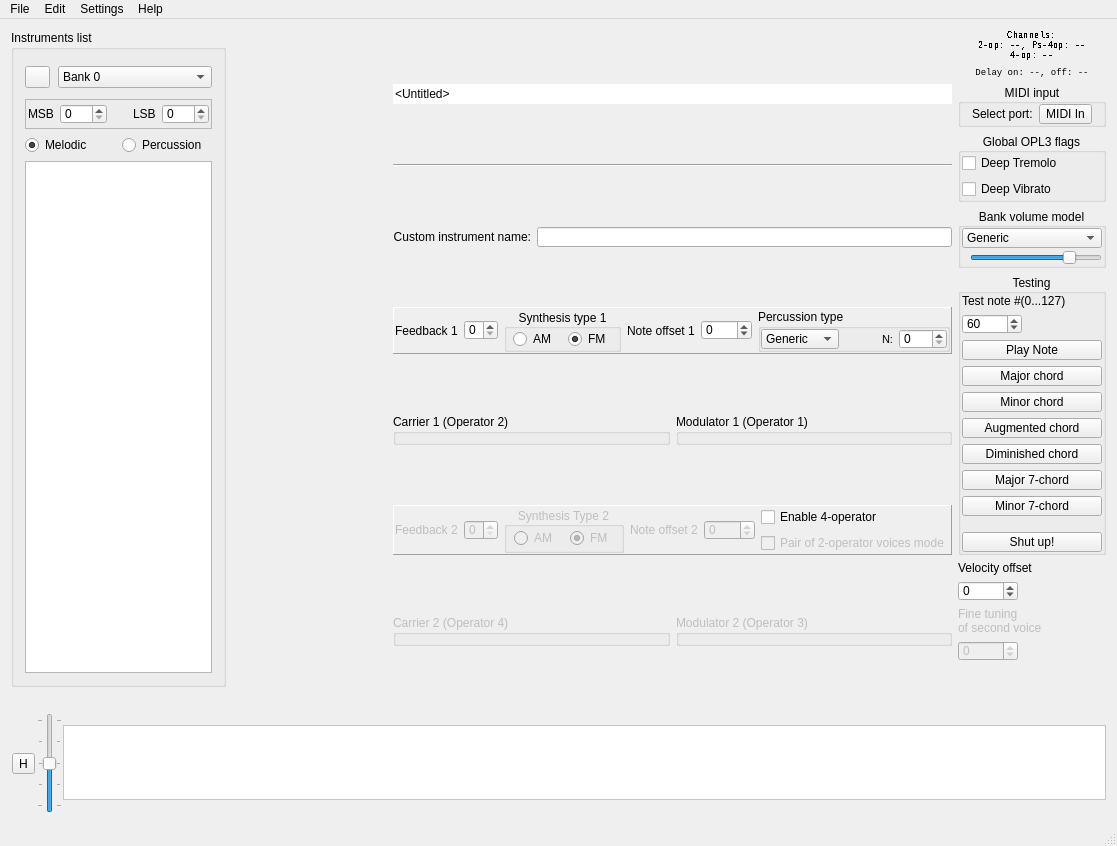
Before: the Qt Designer form src/bank_editor.ui in Wohlstand/OPL3BankEditor, drawn with Qt 5.
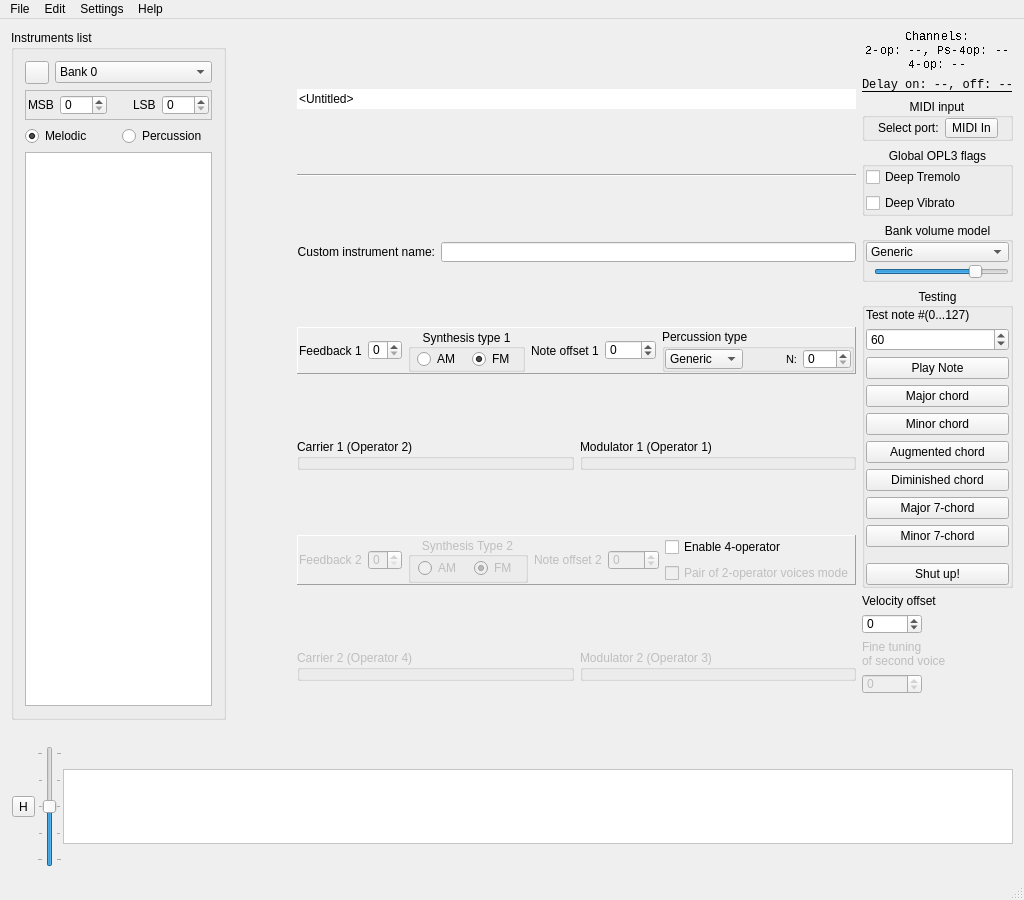
After: the same form once the commit is applied. Icons and pictures are not drawn. Custom widgets are drawn as their Qt base class.

Commit message: Tune out the UI look on macOS

```diff
--- a/src/bank_editor.ui
+++ b/src/bank_editor.ui
@@ -9,8 +9,8 @@
    <rect>
     <x>0</x>
     <y>0</y>
-    <width>1117</width>
-    <height>846</height>
+    <width>1024</width>
+    <height>900</height>
    </rect>
   </property>
   <property name="focusPolicy">
@@ -87,12 +87,6 @@
             <layout class="QVBoxLayout" name="verticalLayout_11">
              <item>
               <widget class="QFrame" name="bankListFrame">
-               <property name="minimumSize">
-                <size>
-                 <width>0</width>
-                 <height>32</height>
-                </size>
-               </property>
                <property name="frameShape">
                 <enum>QFrame::NoFrame</enum>
                </property>
@@ -103,9 +97,6 @@
                 <number>0</number>
                </property>
                <layout class="QHBoxLayout" name="horizontalLayout_3" stretch="0,1000">
-                <property name="spacing">
-                 <number>8</number>
-                </property>
                 <property name="leftMargin">
                  <number>0</number>
                 </property>
@@ -119,13 +110,7 @@
                  <number>0</number>
                 </property>
                 <item>
-                 <widget class="QPushButton" name="bankRename">
-                  <property name="maximumSize">
-                   <size>
-                    <width>25</width>
-                    <height>16777215</height>
-                   </size>
-                  </property>
+                 <widget class="QToolButton" name="bankRename">
                   <property name="toolTip">
                    <string>Rename bank</string>
                   </property>
@@ -352,6 +337,9 @@
                 <string>Carrier 2 (Operator 4)</string>
                </property>
                <layout class="QVBoxLayout" name="verticalLayout_3">
+                <property name="sizeConstraint">
+                 <enum>QLayout::SetMinimumSize</enum>
+                </property>
                 <property name="leftMargin">
                  <number>1</number>
                 </property>
@@ -716,6 +704,9 @@
                 <string>Modulator 1 (Operator 1)</string>
                </property>
                <layout class="QVBoxLayout" name="verticalLayout_2">
+                <property name="sizeConstraint">
+                 <enum>QLayout::SetMinimumSize</enum>
+                </property>
                 <property name="leftMargin">
                  <number>1</number>
                 </property>
@@ -749,6 +740,9 @@
                 <string>Modulator 2 (Operator 3)</string>
                </property>
                <layout class="QVBoxLayout" name="verticalLayout_4">
+                <property name="sizeConstraint">
+                 <enum>QLayout::SetMinimumSize</enum>
+                </property>
                 <property name="leftMargin">
                  <number>1</number>
                 </property>
@@ -779,6 +773,9 @@
                 <string>Carrier 1 (Operator 2)</string>
                </property>
                <layout class="QVBoxLayout" name="verticalLayout">
+                <property name="sizeConstraint">
+                 <enum>QLayout::SetMinimumSize</enum>
+                </property>
                 <property name="leftMargin">
                  <number>1</number>
                 </property>
@@ -868,6 +865,9 @@
                 <enum>QFrame::Raised</enum>
                </property>
                <layout class="QHBoxLayout" name="horizontalLayout_10">
+                <property name="sizeConstraint">
+                 <enum>QLayout::SetMinimumSize</enum>
+                </property>
                 <property name="leftMargin">
                  <number>1</number>
                 </property>
@@ -889,6 +889,9 @@
                    </sizepolicy>
                   </property>
                   <layout class="QHBoxLayout" name="horizontalLayout_9">
+                   <property name="sizeConstraint">
+                    <enum>QLayout::SetMinimumSize</enum>
+                   </property>
                    <property name="leftMargin">
                     <number>0</number>
                    </property>
@@ -967,6 +970,9 @@
                    <set>Qt::AlignCenter</set>
                   </property>
                   <layout class="QHBoxLayout" name="horizontalLayout_2">
+                   <property name="sizeConstraint">
+                    <enum>QLayout::SetMinimumSize</enum>
+                   </property>
                    <property name="leftMargin">
                     <number>0</number>
                    </property>
@@ -1158,6 +1164,9 @@
           </sizepolicy>
          </property>
          <layout class="QVBoxLayout" name="verticalLayout_13">
+          <property name="sizeConstraint">
+           <enum>QLayout::SetMinimumSize</enum>
+          </property>
           <property name="leftMargin">
            <number>0</number>
           </property>
@@ -1175,7 +1184,6 @@
             <property name="font">
              <font>
               <family>Monospace</family>
-              <pointsize>7</pointsize>
               <stylestrategy>NoAntialias</stylestrategy>
              </font>
             </property>
@@ -1197,7 +1205,7 @@
             <property name="font">
              <font>
               <family>Monospace</family>
-              <pointsize>7</pointsize>
+              <underline>true</underline>
              </font>
             </property>
             <property name="text">
@@ -1220,6 +1228,9 @@
              <set>Qt::AlignCenter</set>
             </property>
             <layout class="QHBoxLayout" name="horizontalLayout_19">
+             <property name="sizeConstraint">
+              <enum>QLayout::SetMinimumSize</enum>
+             </property>
              <property name="leftMargin">
               <number>1</number>
              </property>
@@ -1297,6 +1308,9 @@
              <set>Qt::AlignCenter</set>
             </property>
             <layout class="QVBoxLayout" name="verticalLayout_7">
+             <property name="sizeConstraint">
+              <enum>QLayout::SetMinimumSize</enum>
+             </property>
              <property name="leftMargin">
               <number>1</number>
              </property>
@@ -1462,6 +1476,9 @@
              <set>Qt::AlignCenter</set>
             </property>
             <layout class="QVBoxLayout" name="verticalLayout_9">
+             <property name="sizeConstraint">
+              <enum>QLayout::SetMinimumSize</enum>
+             </property>
              <property name="leftMargin">
               <number>1</number>
              </property>
@@ -1483,11 +1500,11 @@
              </item>
              <item>
               <widget class="QSpinBox" name="noteToTest">
-               <property name="maximumSize">
-                <size>
-                 <width>60</width>
-                 <height>20</height>
-                </size>
+               <property name="sizePolicy">
+                <sizepolicy hsizetype="Minimum" vsizetype="Preferred">
+                 <horstretch>0</horstretch>
+                 <verstretch>0</verstretch>
+                </sizepolicy>
                </property>
                <property name="toolTip">
                 <string>Current note position (60 is a C of a first octave).
@@ -1503,12 +1520,6 @@
              </item>
              <item>
               <widget class="QPushButton" name="testNote">
-               <property name="maximumSize">
-                <size>
-                 <width>16777215</width>
-                 <height>20</height>
-                </size>
-               </property>
                <property name="toolTip">
                 <string>Play a single note. Hold button to play sound, release button to off note.</string>
                </property>
@@ -1519,12 +1530,6 @@
              </item>
              <item>
               <widget class="QPushButton" name="testMajor">
-               <property name="maximumSize">
-                <size>
-                 <width>16777215</width>
-                 <height>20</height>
-                </size>
-               </property>
                <property name="toolTip">
                 <string>Play a major triad chord relative to selected note. Hold button to play sound, release button to off note.</string>
                </property>
@@ -1535,12 +1540,6 @@
              </item>
              <item>
               <widget class="QPushButton" name="testMinor">
-               <property name="maximumSize">
-                <size>
-                 <width>16777215</width>
-                 <height>20</height>
-                </size>
-               </property>
                <property name="toolTip">
                 <string>Play a minor triad chord relative to selected note. Hold button to play sound, release button to off note.</string>
                </property>
@@ -1551,12 +1550,6 @@
              </item>
              <item>
               <widget class="QPushButton" name="testAugmented">
-               <property name="maximumSize">
-                <size>
-                 <width>16777215</width>
-                 <height>20</height>
-                </size>
-               </property>
                <property name="toolTip">
                 <string>Play a augmented triad chord relative to selected note. Hold button to play sound, release button to off note.</string>
                </property>
@@ -1567,12 +1560,6 @@
              </item>
              <item>
               <widget class="QPushButton" name="testDiminished">
-               <property name="maximumSize">
-                <size>
-                 <width>16777215</width>
-                 <height>20</height>
-                </size>
-               </property>
                <property name="toolTip">
                 <string>Play a diminished triad chord relative to selected note. Hold button to play sound, release button to off note.</string>
                </property>
@@ -1583,12 +1570,6 @@
              </item>
              <item>
               <widget class="QPushButton" name="testMajor7">
-               <property name="maximumSize">
-                <size>
-                 <width>16777215</width>
-                 <height>20</height>
-                </size>
-               </property>
                <property name="toolTip">
                 <string>Play a major seventh chord relative to selected note. Hold button to play sound, release button to off note.</string>
                </property>
@@ -1599,12 +1580,6 @@
              </item>
              <item>
               <widget class="QPushButton" name="testMinor7">
-               <property name="maximumSize">
-                <size>
-                 <width>16777215</width>
-                 <height>20</height>
-                </size>
-               </property>
                <property name="toolTip">
                 <string>Play a minor seventh chord relative to selected note. Hold button to play sound, release button to off note.</string>
                </property>
@@ -1631,12 +1606,6 @@
              </item>
              <item>
               <widget class="QPushButton" name="shutUp">
-               <property name="maximumSize">
-                <size>
-                 <width>16777215</width>
-                 <height>20</height>
-                </size>
-               </property>
                <property name="toolTip">
                 <string>Mute all playing/sustaining notes in all channels</string>
                </property>
@@ -1922,8 +1891,8 @@
     <rect>
      <x>0</x>
      <y>0</y>
-     <width>1117</width>
-     <height>19</height>
+     <width>1024</width>
+     <height>22</height>
     </rect>
    </property>
    <widget class="QMenu" name="menuFile">
```
The commit also changes 2 other files.
